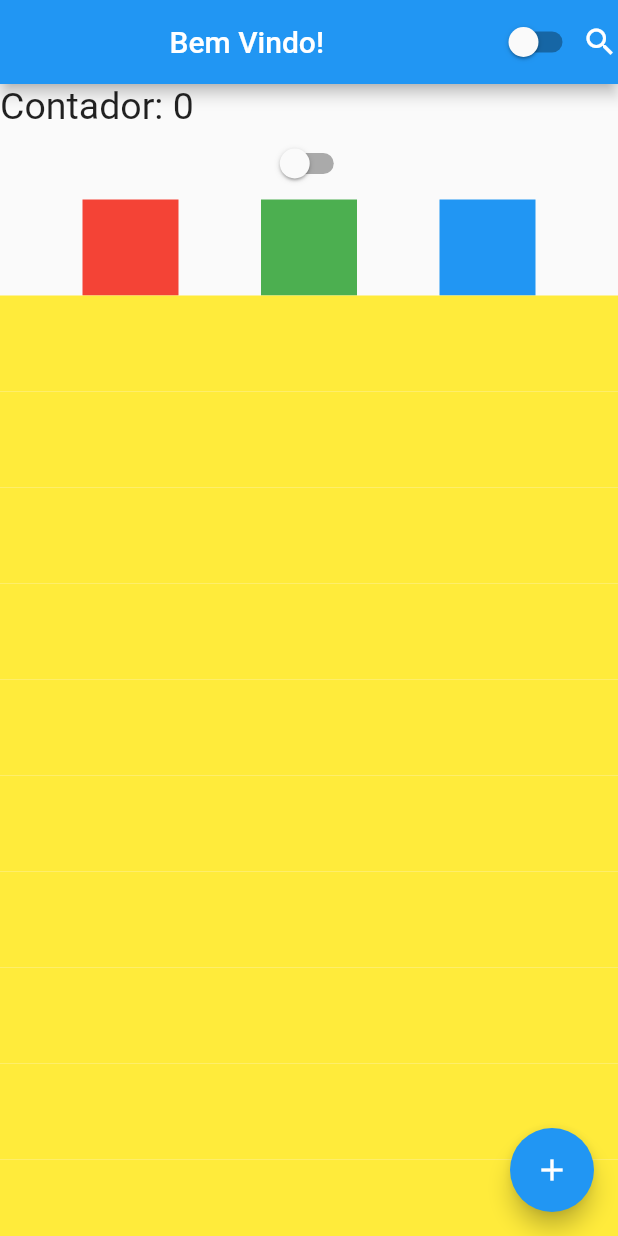
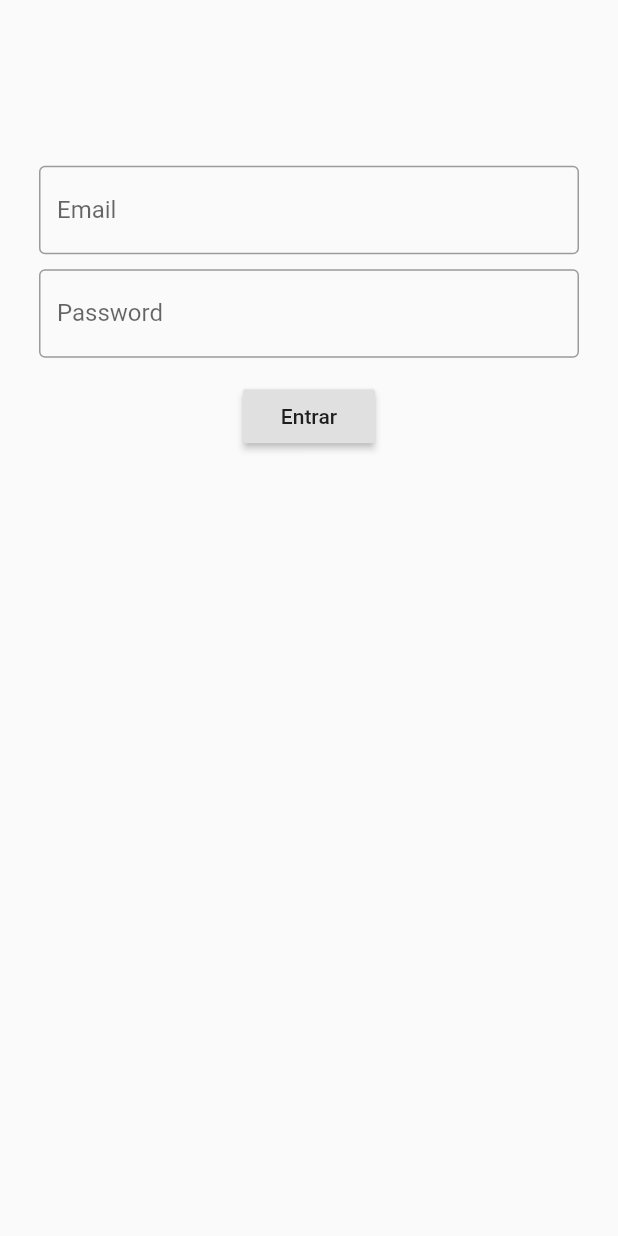
Before and after one commit to samurollie/Aprendendo-Flutter, a Flutter app: the screen it shows after launch, on a phone screen of 412 x 824 dp. Run offline on Flutter 3.47's test engine with Material 2 defaults, Android fonts, the phone set to English and light mode, and no system bars.

Commit message:
tela de login (text field) e rotas manuais

```diff
--- a/lib/AppWidget.dart
+++ b/lib/AppWidget.dart
@@ -2,6 +2,7 @@ import 'package:aprendendo_flutter/AppController.dart';
 import 'package:flutter/material.dart';
 
 import 'homePage.dart';
+import 'login_page.dart';
 
 class AppWidget extends StatelessWidget {
   @override
@@ -21,7 +22,7 @@ class AppWidget extends StatelessWidget {
                 : Brightness.light,
             // brightness é o campo que diz se o app vai estar no modo escuro ou claro. O que estamos fazendo aq é: Se o valor da minha instancia de isDarkTheme for verdadeiro, modo escuro. Caso contrário, modo claro.
           ),
-          home: HomePage(),
+          home: LoginPage(),
           // Home é o atributo do material app que diz que trata como vai ser a página em si do App. Estou passando como valor HomePage() (veja abaixo)
           debugShowCheckedModeBanner: false,
           //Esconde a barrinha vermelha com "DEBUG"
--- a/lib/homePage.dart
+++ b/lib/homePage.dart
@@ -30,9 +30,8 @@ class _HomePageState extends State<HomePage> {
       body: Container(
         width: double.infinity,
         height: double.infinity,
-        child: ListView(
-          // mainAxisAlignment: MainAxisAlignment.center,
-          scrollDirection: Axis.vertical,
+        child: Column(
+          mainAxisAlignment: MainAxisAlignment.center,
           children: [
             Text(
               'Contador: $count',
@@ -58,82 +57,7 @@ class _HomePageState extends State<HomePage> {
                   color: Colors.blue,
                 ),
               ],
-            ),
-            Container(
-              width: 64,
-              height: 64,
-              color: Colors.yellow,
-            ),
-            Container(
-              width: 64,
-              height: 64,
-              color: Colors.yellow,
-            ),
-            Container(
-              width: 64,
-              height: 64,
-              color: Colors.yellow,
-            ),
-            Container(
-              width: 64,
-              height: 64,
-              color: Colors.yellow,
-            ),
-            Container(
-              width: 64,
-              height: 64,
-              color: Colors.yellow,
-            ),
-            Container(
-              width: 64,
-              height: 64,
-              color: Colors.yellow,
-            ),
-            Container(
-              width: 64,
-              height: 64,
-              color: Colors.yellow,
-            ),
-            Container(
-              width: 64,
-              height: 64,
-              color: Colors.yellow,
-            ),
-            Container(
-              width: 64,
-              height: 64,
-              color: Colors.yellow,
-            ),
-            Container(
-              width: 64,
-              height: 64,
-              color: Colors.yellow,
-            ),
-            Container(
-              width: 64,
-              height: 64,
-              color: Colors.yellow,
-            ),
-            Container(
-              width: 64,
-              height: 64,
-              color: Colors.yellow,
-            ),
-            Container(
-              width: 64,
-              height: 64,
-              color: Colors.yellow,
-            ),
-            Container(
-              width: 64,
-              height: 64,
-              color: Colors.yellow,
-            ),
-            Container(
-              width: 64,
-              height: 64,
-              color: Colors.yellow,
-            ),
+            )
           ],
         ),
       ),
--- /dev/null
+++ b/lib/login_page.dart
@@ -0,0 +1,68 @@
+import 'package:aprendendo_flutter/homePage.dart';
+import 'package:flutter/material.dart';
+
+class LoginPage extends StatefulWidget {
+  @override
+  _LoginPageState createState() => _LoginPageState();
+}
+
+class _LoginPageState extends State<LoginPage> {
+  String _email = '';
+  String _password = '';
+
+  @override
+  Widget build(BuildContext context) {
+    return Scaffold(
+      body: SingleChildScrollView(
+        child: SizedBox(
+          width: MediaQuery.of(context).size.width,
+          height: MediaQuery.of(context).size.width,
+          child: Padding(
+            padding: const EdgeInsets.all(26.0),
+            child: Column(
+              mainAxisAlignment: MainAxisAlignment.center,
+              children: [
+                TextField(
+                  keyboardType: TextInputType.emailAddress,
+                  decoration: InputDecoration(
+                    labelText: 'Email',
+                    border: OutlineInputBorder(),
+                  ),
+                  onChanged: (text) {
+                    _email = text;
+                  },
+                ),
+                Container(height: 10),
+                TextField(
+                  obscureText: true,
+                  decoration: InputDecoration(
+                    labelText: 'Password',
+                    border: OutlineInputBorder(),
+                  ),
+                  onChanged: (text) {
+                    _password = text;
+                  },
+                ),
+                Container(height: 15),
+                RaisedButton(
+                  onPressed: () {
+                    if (_email == 'samuelbarbosa2001@gmail.com' &&
+                        _password == '123') {
+                      print('SENHA CORRETA');
+                      Navigator.of(context).pushReplacement(
+                        MaterialPageRoute(builder: (context) => HomePage()),
+                      );
+                    } else {
+                      print('SENHA ERRADA');
+                    }
+                  },
+                  child: Text('Entrar'),
+                )
+              ],
+            ),
+          ),
+        ),
+      ),
+    );
+  }
+}
```
